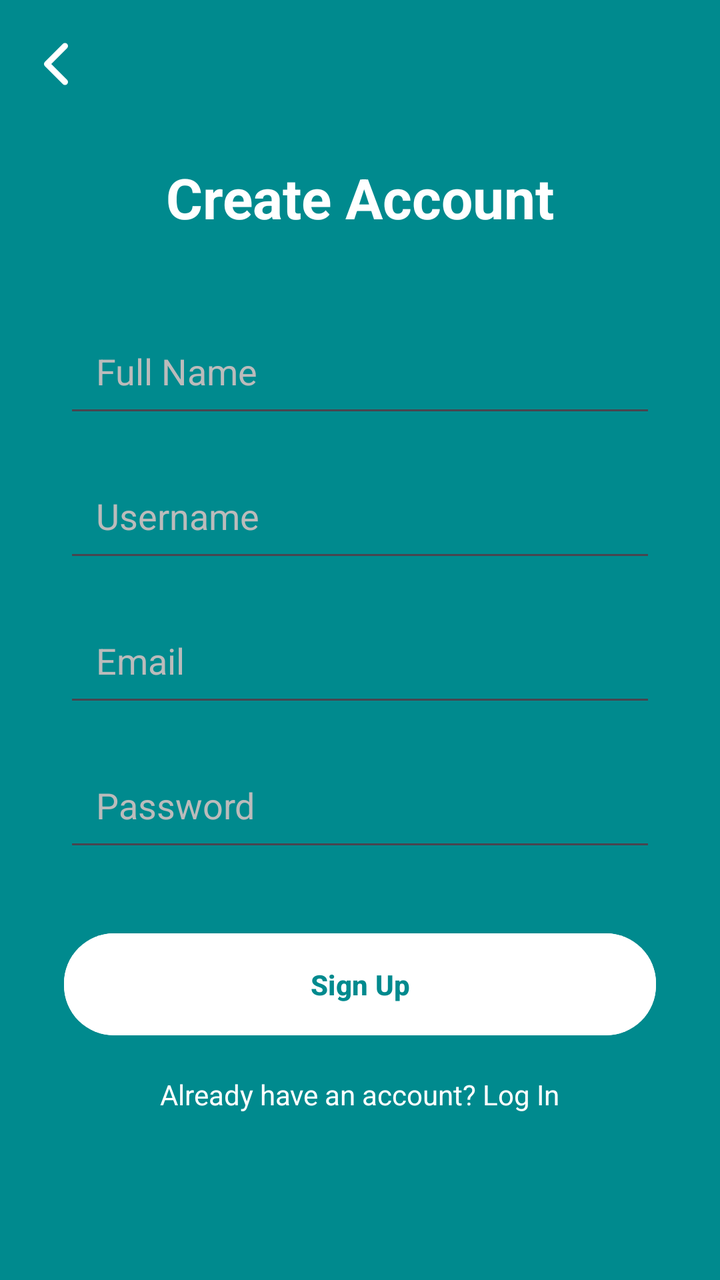
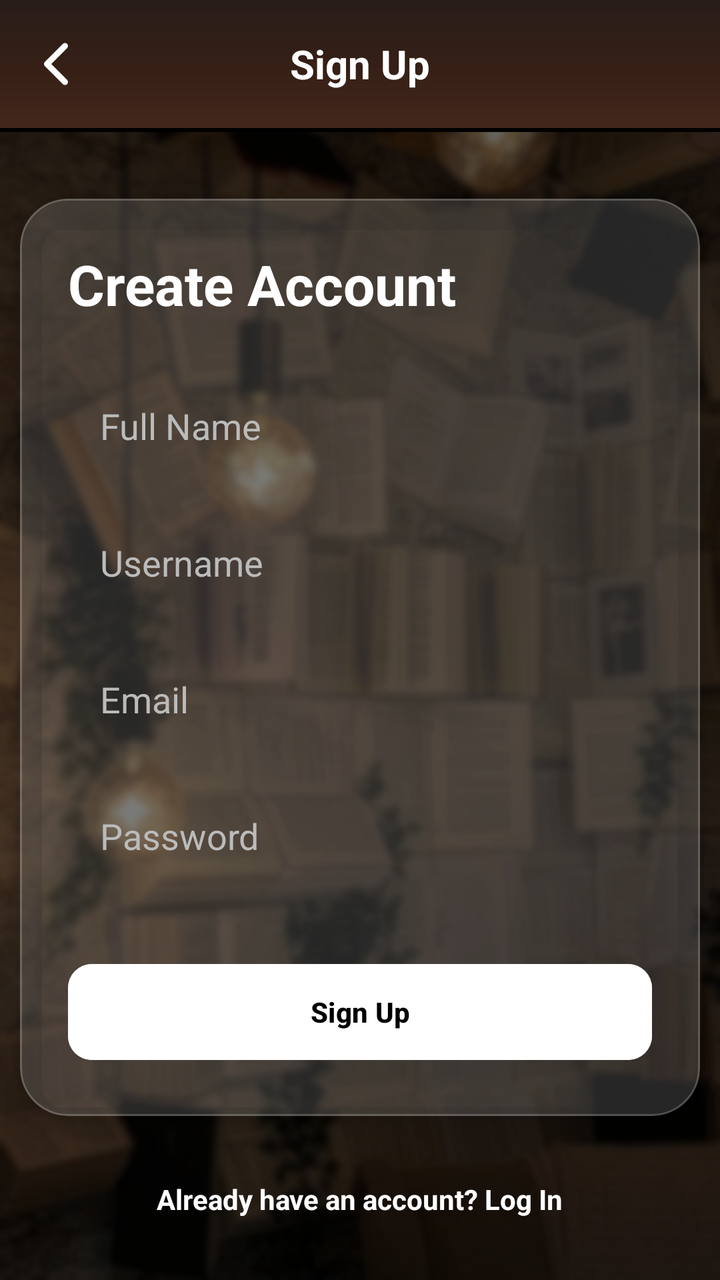

An Android layout rendered at two revisions. The XML below is the earlier revision; the diff shows what the commit changed to produce the second picture.
<!-- AndroidManifest.xml: application theme Theme.Bookshelf -->
<!-- res/layout/activity_register.xml -->
<?xml version="1.0" encoding="utf-8"?>
<androidx.constraintlayout.widget.ConstraintLayout
    xmlns:android="http://schemas.android.com/apk/res/android"
    xmlns:app="http://schemas.android.com/apk/res-auto"
    android:layout_width="match_parent"
    android:layout_height="match_parent"
    android:background="@color/background">

    <androidx.appcompat.widget.Toolbar
        android:id="@+id/toolbar"
        android:layout_width="match_parent"
        android:layout_height="?attr/actionBarSize"
        android:background="?attr/colorPrimary"
        android:backgroundTint="@color/background"
        app:title=" "
        app:titleTextColor="#FFFFFF"
        app:navigationIcon="@drawable/chevron_back"
        app:layout_constraintTop_toTopOf="parent" />

    <TextView
        android:id="@+id/tv_register_title"
        android:layout_width="wrap_content"
        android:layout_height="wrap_content"
        android:layout_marginTop="80dp"
        android:text="Create Account"
        android:textColor="@color/white"
        android:textSize="28sp"
        android:textStyle="bold"
        app:layout_constraintEnd_toEndOf="parent"
        app:layout_constraintStart_toStartOf="parent"
        app:layout_constraintTop_toTopOf="parent" />

    <EditText
        android:id="@+id/regName"
        android:layout_width="0dp"
        android:layout_height="wrap_content"
        android:layout_marginHorizontal="32dp"
        android:layout_marginTop="40dp"
        android:hint="Full Name"
        android:inputType="textPersonName"
        android:padding="16dp"
        android:textColor="@color/white"
        android:textColorHint="@color/hint_grey"
        app:layout_constraintEnd_toEndOf="parent"
        app:layout_constraintStart_toStartOf="parent"
        app:layout_constraintTop_toBottomOf="@+id/tv_register_title" />

    <EditText
        android:id="@+id/regEmail"
        android:layout_width="0dp"
        android:layout_height="wrap_content"
        android:layout_marginHorizontal="32dp"
        android:layout_marginTop="16dp"
        android:hint="Email"
        android:inputType="textEmailAddress"
        android:padding="16dp"
        android:textColor="@color/white"
        android:textColorHint="@color/hint_grey"
        app:layout_constraintEnd_toEndOf="parent"
        app:layout_constraintStart_toStartOf="parent"
        app:layout_constraintTop_toBottomOf="@+id/regUsername" />

    <EditText
        android:id="@+id/regUsername"
        android:layout_width="0dp"
        android:layout_height="wrap_content"
        android:layout_marginHorizontal="32dp"
        android:layout_marginTop="16dp"
        android:hint="Username"
        android:inputType="text"
        android:padding="16dp"
        android:textColor="@color/white"
        android:textColorHint="@color/hint_grey"
        app:layout_constraintEnd_toEndOf="parent"
        app:layout_constraintStart_toStartOf="parent"
        app:layout_constraintTop_toBottomOf="@+id/regName" />

    <EditText
        android:id="@+id/regPassword"
        android:layout_width="0dp"
        android:layout_height="wrap_content"
        android:layout_marginHorizontal="32dp"
        android:layout_marginTop="16dp"
        android:hint="Password"
        android:inputType="textPassword"
        android:padding="16dp"
        android:textColor="@color/white"
        android:textColorHint="@color/hint_grey"
        app:layout_constraintEnd_toEndOf="parent"
        app:layout_constraintStart_toStartOf="parent"
        app:layout_constraintTop_toBottomOf="@+id/regEmail" />

    <com.google.android.material.button.MaterialButton
        android:id="@+id/btn_do_register"
        android:layout_width="0dp"
        android:layout_height="wrap_content"
        android:layout_marginTop="32dp"
        android:text="Sign Up"
        android:backgroundTint="@color/white"
        android:textColor="@color/background"
        android:padding="16dp"
        android:textStyle="bold"
        app:cornerRadius="25dp"
        app:layout_constraintEnd_toEndOf="@+id/regPassword"
        app:layout_constraintStart_toStartOf="@+id/regPassword"
        app:layout_constraintTop_toBottomOf="@+id/regPassword" />

    <TextView
        android:id="@+id/tv_back_to_login"
        android:layout_width="wrap_content"
        android:layout_height="wrap_content"
        android:layout_marginTop="16dp"
        android:text="Already have an account? Log In"
        android:textColor="@color/white"
        app:layout_constraintEnd_toEndOf="parent"
        app:layout_constraintStart_toStartOf="parent"
        app:layout_constraintTop_toBottomOf="@+id/btn_do_register" />

</androidx.constraintlayout.widget.ConstraintLayout>
<!-- resources referenced by this layout -->
<resources>
  <color name="background">#008A8E</color>
  <color name="hint_grey">#BBBBBB</color>
  <color name="white">#FFFFFFFF</color>
  <!-- drawable chevron_back (drawable) -->
  <vector xmlns:android="http://schemas.android.com/apk/res/android"
      android:width="32dp"
      android:height="32dp"
      android:viewportWidth="512"
      android:viewportHeight="512">
    <path
        android:pathData="M328,112l-144,144l144,144"
        android:strokeLineJoin="round"
        android:strokeWidth="48"
        android:fillColor="#00000000"
        android:strokeColor="@color/white"
        android:strokeLineCap="round"/>
  </vector>
  <style name="Theme.Bookshelf" parent="Base.Theme.Bookshelf" />
  <style name="Base.Theme.Bookshelf" parent="Theme.Material3.DayNight.NoActionBar">
          
          
      </style>
</resources>

<!-- the commit's change to res/layout/activity_register.xml (unified diff, before → after) -->
@@ -4,116 +4,149 @@
     xmlns:app="http://schemas.android.com/apk/res-auto"
     android:layout_width="match_parent"
     android:layout_height="match_parent"
-    android:background="@color/background">
+    android:background="@drawable/background">
 
     <androidx.appcompat.widget.Toolbar
+        android:text=" "
+        app:title=" "
         android:id="@+id/toolbar"
         android:layout_width="match_parent"
         android:layout_height="?attr/actionBarSize"
-        android:background="?attr/colorPrimary"
-        android:backgroundTint="@color/background"
-        app:title=" "
-        app:titleTextColor="#FFFFFF"
+        android:background="@drawable/blurred_brown_gradient"
+        android:theme="@style/ThemeOverlay.AppCompat.Dark.ActionBar"
         app:navigationIcon="@drawable/chevron_back"
-        app:layout_constraintTop_toTopOf="parent" />
+        app:navigationIconTint="@color/white"
+        app:layout_constraintTop_toTopOf="parent">
 
-    <TextView
-        android:id="@+id/tv_register_title"
-        android:layout_width="wrap_content"
+
+
+        <TextView
+            android:layout_width="wrap_content"
+            android:layout_height="wrap_content"
+            android:layout_gravity="center"
+            android:text="Sign Up"
+            android:textColor="@color/white"
+            android:textSize="20sp"
+            android:textStyle="bold" />
+    </androidx.appcompat.widget.Toolbar>
+
+    <View
+        android:id="@+id/toolbar_line"
+        android:layout_width="match_parent"
+        android:layout_height="2dp"
+        android:background="@color/black"
+        app:layout_constraintTop_toBottomOf="@id/toolbar" />
+
+    <com.google.android.material.card.MaterialCardView
+        android:id="@+id/registerCard"
+        android:layout_width="match_parent"
         android:layout_height="wrap_content"
-        android:layout_marginTop="80dp"
-        android:text="Create Account"
-        android:textColor="@color/white"
-        android:textSize="28sp"
-        android:textStyle="bold"
+        android:layout_marginHorizontal="10dp"
+        app:cardBackgroundColor="#26FFFFFF"
+        app:cardCornerRadius="24dp"
+        app:cardElevation="8dp"
+        app:strokeColor="#33FFFFFF"
+        app:strokeWidth="1dp"
+        app:layout_constraintBottom_toBottomOf="parent"
         app:layout_constraintEnd_toEndOf="parent"
         app:layout_constraintStart_toStartOf="parent"
-        app:layout_constraintTop_toTopOf="parent" />
+        app:layout_constraintTop_toBottomOf="@id/toolbar"
+        app:layout_constraintVertical_bias="0.3">
 
-    <EditText
-        android:id="@+id/regName"
-        android:layout_width="0dp"
-        android:layout_height="wrap_content"
-        android:layout_marginHorizontal="32dp"
-        android:layout_marginTop="40dp"
-        android:hint="Full Name"
-        android:inputType="textPersonName"
-        android:padding="16dp"
-        android:textColor="@color/white"
-        android:textColorHint="@color/hint_grey"
-        app:layout_constraintEnd_toEndOf="parent"
-        app:layout_constraintStart_toStartOf="parent"
-        app:layout_constraintTop_toBottomOf="@+id/tv_register_title" />
+        <androidx.constraintlayout.widget.ConstraintLayout
+            android:layout_width="match_parent"
+            android:layout_height="wrap_content"
+            android:padding="24dp">
 
-    <EditText
-        android:id="@+id/regEmail"
-        android:layout_width="0dp"
-        android:layout_height="wrap_content"
-        android:layout_marginHorizontal="32dp"
-        android:layout_marginTop="16dp"
-        android:hint="Email"
-        android:inputType="textEmailAddress"
-        android:padding="16dp"
-        android:textColor="@color/white"
-        android:textColorHint="@color/hint_grey"
-        app:layout_constraintEnd_toEndOf="parent"
-        app:layout_constraintStart_toStartOf="parent"
-        app:layout_constraintTop_toBottomOf="@+id/regUsername" />
+            <TextView
+                android:id="@+id/tv_register_title"
+                android:layout_width="wrap_content"
+                android:layout_height="wrap_content"
+                android:text="Create Account"
+                android:textColor="@color/white"
+                android:textSize="28sp"
+                android:textStyle="bold"
+                app:layout_constraintStart_toStartOf="parent"
+                app:layout_constraintTop_toTopOf="parent" />
 
-    <EditText
-        android:id="@+id/regUsername"
-        android:layout_width="0dp"
-        android:layout_height="wrap_content"
-        android:layout_marginHorizontal="32dp"
-        android:layout_marginTop="16dp"
-        android:hint="Username"
-        android:inputType="text"
-        android:padding="16dp"
-        android:textColor="@color/white"
-        android:textColorHint="@color/hint_grey"
-        app:layout_constraintEnd_toEndOf="parent"
-        app:layout_constraintStart_toStartOf="parent"
-        app:layout_constraintTop_toBottomOf="@+id/regName" />
+            <EditText
+                android:id="@+id/regName"
+                android:layout_width="match_parent"
+                android:layout_height="wrap_content"
+                android:layout_marginTop="24dp"
+                android:hint="Full Name"
+                android:inputType="textPersonName"
+                android:padding="16dp"
+                android:background="@drawable/button_border"
+                android:textColor="@color/white"
+                android:textColorHint="@color/hint_grey"
+                app:layout_constraintTop_toBottomOf="@+id/tv_register_title" />
 
-    <EditText
-        android:id="@+id/regPassword"
-        android:layout_width="0dp"
-        android:layout_height="wrap_content"
-        android:layout_marginHorizontal="32dp"
-        android:layout_marginTop="16dp"
-        android:hint="Password"
-        android:inputType="textPassword"
-        android:padding="16dp"
-        android:textColor="@color/white"
-        android:textColorHint="@color/hint_grey"
-        app:layout_constraintEnd_toEndOf="parent"
-        app:layout_constraintStart_toStartOf="parent"
-        app:layout_constraintTop_toBottomOf="@+id/regEmail" />
+            <EditText
+                android:id="@+id/regUsername"
+                android:layout_width="match_parent"
+                android:layout_height="wrap_content"
+                android:layout_marginTop="12dp"
+                android:hint="Username"
+                android:inputType="text"
+                android:padding="16dp"
+                android:background="@drawable/button_border"
+                android:textColor="@color/white"
+                android:textColorHint="@color/hint_grey"
+                app:layout_constraintTop_toBottomOf="@+id/regName" />
 
-    <com.google.android.material.button.MaterialButton
-        android:id="@+id/btn_do_register"
-        android:layout_width="0dp"
-        android:layout_height="wrap_content"
-        android:layout_marginTop="32dp"
-        android:text="Sign Up"
-        android:backgroundTint="@color/white"
-        android:textColor="@color/background"
-        android:padding="16dp"
-        android:textStyle="bold"
-        app:cornerRadius="25dp"
-        app:layout_constraintEnd_toEndOf="@+id/regPassword"
-        app:layout_constraintStart_toStartOf="@+id/regPassword"
-        app:layout_constraintTop_toBottomOf="@+id/regPassword" />
+            <EditText
+                android:id="@+id/regEmail"
+                android:layout_width="match_parent"
+                android:layout_height="wrap_content"
+                android:layout_marginTop="12dp"
+                android:hint="Email"
+                android:inputType="textEmailAddress"
+                android:padding="16dp"
+                android:background="@drawable/button_border"
+                android:textColor="@color/white"
+                android:textColorHint="@color/hint_grey"
+                app:layout_constraintTop_toBottomOf="@+id/regUsername" />
+
+            <EditText
+                android:id="@+id/regPassword"
+                android:layout_width="match_parent"
+                android:layout_height="wrap_content"
+                android:layout_marginTop="12dp"
+                android:hint="Password"
+                android:inputType="textPassword"
+                android:padding="16dp"
+                android:background="@drawable/button_border"
+                android:textColor="@color/white"
+                android:textColorHint="@color/hint_grey"
+                app:layout_constraintTop_toBottomOf="@+id/regEmail" />
+
+            <com.google.android.material.button.MaterialButton
+                android:id="@+id/btn_do_register"
+                android:layout_width="match_parent"
+                android:layout_height="56dp"
+                android:layout_marginTop="32dp"
+                android:text="Sign Up"
+                android:backgroundTint="@color/white"
+                android:textColor="@color/black"
+                android:textStyle="bold"
+                app:cornerRadius="12dp"
+                app:layout_constraintTop_toBottomOf="@+id/regPassword" />
+
+        </androidx.constraintlayout.widget.ConstraintLayout>
+    </com.google.android.material.card.MaterialCardView>
 
     <TextView
         android:id="@+id/tv_back_to_login"
         android:layout_width="wrap_content"
         android:layout_height="wrap_content"
-        android:layout_marginTop="16dp"
+        android:layout_marginTop="24dp"
         android:text="Already have an account? Log In"
         android:textColor="@color/white"
+        android:textStyle="bold"
+        android:padding="8dp"
         app:layout_constraintEnd_toEndOf="parent"
         app:layout_constraintStart_toStartOf="parent"
-        app:layout_constraintTop_toBottomOf="@+id/btn_do_register" />
+        app:layout_constraintTop_toBottomOf="@+id/registerCard" />
 
 </androidx.constraintlayout.widget.ConstraintLayout>
<!-- resource entries referenced after the edit -->
@@ -1,8 +1,28 @@
 <!-- resources referenced by this layout -->
 <resources>
-  <color name="background">#008A8E</color>
+  <color name="black">#FF000000</color>
   <color name="hint_grey">#BBBBBB</color>
   <color name="white">#FFFFFFFF</color>
+  <!-- drawable background: png bitmap (drawable, 415359 bytes) -->
+  <!-- drawable blurred_brown_gradient (drawable) -->
+  <?xml version="1.0" encoding="utf-8"?>
+  
+  <shape xmlns:android="http://schemas.android.com/apk/res/android"
+      android:shape="rectangle">
+      <gradient
+          android:type="linear"
+          android:angle="270"
+          android:gradientRadius="600dp"
+          android:startColor="#281D1A"
+          android:centerColor="#351F16"
+          android:endColor="#43271C" />
+  </shape>
+  <!-- drawable button_border (drawable) -->
+  <?xml version="1.0" encoding="utf-8"?>
+  
+  <selector xmlns:android="http://schemas.android.com/apk/res/android">
+  
+  </selector>
   <!-- drawable chevron_back (drawable) -->
   <vector xmlns:android="http://schemas.android.com/apk/res/android"
       android:width="32dp"
